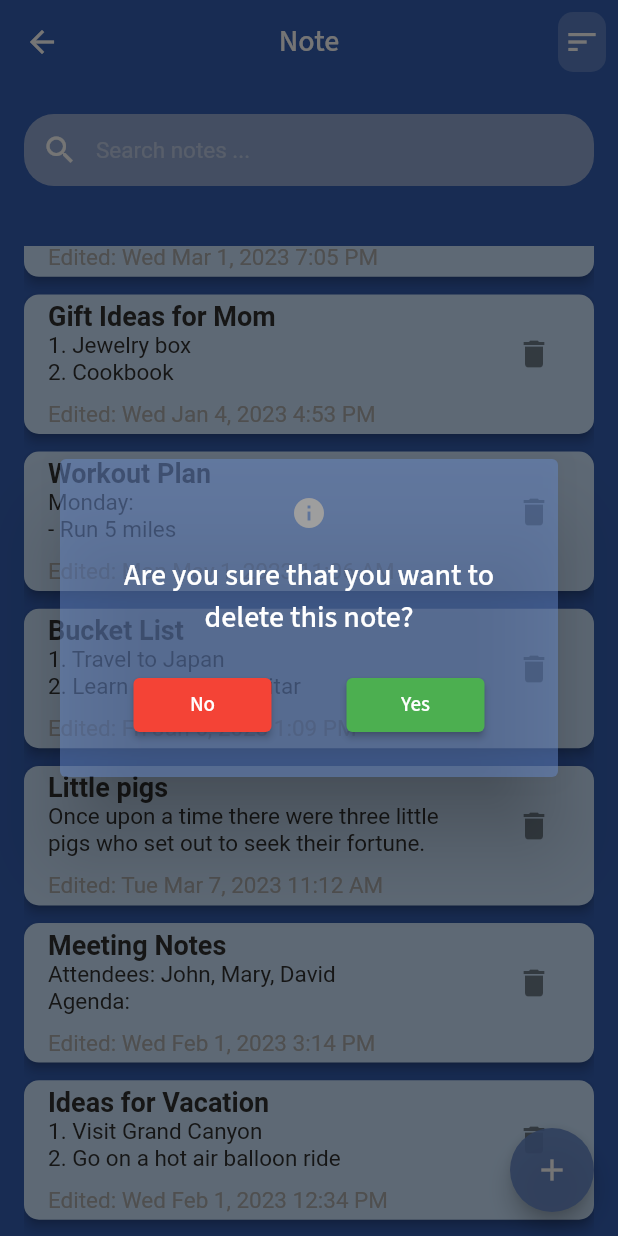
After one commit to ktoan911/Flutter_HedspiLearningApp, a Flutter app: the NoteScreen screen opened by its route, scrolled down 282 dp, after a tap on the "delete" icon, on a phone screen of 412 x 824 dp. The commit adds this screen. Run offline on Flutter 3.47's test engine with Material 2 defaults, Android fonts, the phone set to English and light mode, and no system bars; our stand-ins replace flutter_svg, google_fonts.

Commit message:
add note screen

```diff
--- a/lib/constant.dart
+++ b/lib/Component/constant.dart
@@ -47,3 +47,16 @@
 const String resume_icon = 'assets/icons/resume.svg';
 const String setting_icon = 'assets/icons/setting.svg';
 const String logout_icon = 'assets/icons/logout.svg';
+
+List<Color> backgroundColors = [
+  const Color(0xFFCCE5FF), // light blue
+  const Color(0xFFD7F9E9), // pale green
+  const Color(0xFFFFF8E1), // pale yellow
+  const Color(0xFFF5E6CC), // beige
+  const Color(0xFFFFD6D6), // light pink
+  const Color(0xFFE5E5E5), // light grey
+  const Color(0xFFFFF0F0), // pale pink
+  const Color(0xFFE6F9FF), // pale blue
+  const Color(0xFFD4EDDA), // mint green
+  const Color(0xFFFFF3CD), // pale orange
+];
--- a/lib/Component/custom_btn.dart
+++ b/lib/Component/custom_btn.dart
@@ -1,5 +1,5 @@
 import 'package:flutter/material.dart';
-import 'package:hedspi_learningapp/constant.dart';
+import 'package:hedspi_learningapp/Component/constant.dart';
 
 class DefaultBtn extends StatelessWidget {
   final VoidCallback onPress;
--- /dev/null
+++ b/lib/Note/note_data.dart
@@ -0,0 +1,78 @@
+class Note {
+  int id;
+  String title;
+  String content;
+  DateTime modifiedTime;
+
+  Note({
+    required this.id,
+    required this.title,
+    required this.content,
+    required this.modifiedTime,
+  });
+}
+
+List<Note> sampleNotes = [
+  Note(
+    id: 0,
+    title: 'Like and Subscribe',
+    content:
+        'A FREE way to support the channel is to give us a LIKE . It does not cost you but means a lot to us.\nIf you are new here please Subscribe',
+    modifiedTime: DateTime(2022, 1, 1, 34, 5),
+  ),
+  Note(
+    id: 1,
+    title: 'Recipes to Try',
+    content:
+        '1. Chicken Alfredo\n2. Vegan chili\n3. Spaghetti carbonara\n4. Chocolate lava cake',
+    modifiedTime: DateTime(2022, 1, 1, 34, 5),
+  ),
+  Note(
+    id: 2,
+    title: 'Books to Read',
+    content:
+        '1. To Kill a Mockingbird\n2. 1984\n3. The Great Gatsby\n4. The Catcher in the Rye',
+    modifiedTime: DateTime(2023, 3, 1, 19, 5),
+  ),
+  Note(
+    id: 3,
+    title: 'Gift Ideas for Mom',
+    content: '1. Jewelry box\n2. Cookbook\n3. Scarf\n4. Spa day gift card',
+    modifiedTime: DateTime(2023, 1, 4, 16, 53),
+  ),
+  Note(
+    id: 4,
+    title: 'Workout Plan',
+    content:
+        'Monday:\n- Run 5 miles\n- Yoga class\nTuesday:\n- HIIT circuit training\n- Swimming laps\nWednesday:\n- Rest day\nThursday:\n- Weightlifting\n- Spin class\nFriday:\n- Run 3 miles\n- Pilates class\nSaturday:\n- Hiking\n- Rock climbing',
+    modifiedTime: DateTime(2023, 5, 1, 11, 6),
+  ),
+  Note(
+    id: 5,
+    title: 'Bucket List',
+    content:
+        '1. Travel to Japan\n2. Learn to play the guitar\n3. Write a novel\n4. Run a marathon\n5. Start a business',
+    modifiedTime: DateTime(2023, 1, 6, 13, 9),
+  ),
+  Note(
+    id: 6,
+    title: 'Little pigs',
+    content:
+        "Once upon a time there were three little pigs who set out to seek their fortune.",
+    modifiedTime: DateTime(2023, 3, 7, 11, 12),
+  ),
+  Note(
+    id: 7,
+    title: 'Meeting Notes',
+    content:
+        'Attendees: John, Mary, David\nAgenda:\n- Budget review\n- Project updates\n- Upcoming events',
+    modifiedTime: DateTime(2023, 2, 1, 15, 14),
+  ),
+  Note(
+    id: 8,
+    title: 'Ideas for Vacation',
+    content:
+        '1. Visit Grand Canyon\n2. Go on a hot air balloon ride\n3. Try local cuisine\n4. Attend a concert',
+    modifiedTime: DateTime(2023, 2, 1, 12, 34),
+  ),
+];
--- /dev/null
+++ b/lib/Note/note_screen.dart
@@ -0,0 +1,301 @@
+import 'dart:math';
+
+import 'package:flutter/material.dart';
+import 'package:hedspi_learningapp/Component/constant.dart';
+import 'package:hedspi_learningapp/Note/editNoteScreen.dart';
+import 'package:hedspi_learningapp/Note/note_data.dart';
+import 'package:intl/intl.dart';
+
+class NoteScreen extends StatefulWidget {
+  const NoteScreen({super.key});
+
+  static String routeName = "/notescreeen";
+
+  @override
+  State<NoteScreen> createState() => _NoteScreenState();
+}
+
+class _NoteScreenState extends State<NoteScreen> {
+  List<Note> filterNotes = [];
+  bool sorted = false;
+  @override
+  void initState() {
+    super.initState();
+    filterNotes = sampleNotes;
+  }
+
+  List<Note> sortNotesByModifiedTime(List<Note> notes) {
+    if (sorted) {
+      notes.sort((a, b) => a.modifiedTime.compareTo(b.modifiedTime));
+    } else {
+      notes.sort((b, a) => a.modifiedTime.compareTo(b.modifiedTime));
+    }
+
+    sorted = !sorted;
+
+    return notes;
+  }
+
+  Color getRandomColor() {
+    Random random = Random();
+    return backgroundColors[random.nextInt(backgroundColors.length)];
+  }
+
+  void onSearchTextChanged(String searchText) {
+    setState(() {
+      filterNotes = sampleNotes
+          .where((note) =>
+              (note.title.toLowerCase().contains(searchText.toLowerCase())) ||
+              note.title.toLowerCase().contains(searchText.toLowerCase()))
+          .toList();
+    });
+  }
+
+  void deleteNote(int index) {
+    setState(() {
+      Note note = filterNotes[index];
+      sampleNotes.remove(note);
+      filterNotes.removeAt(index);
+    });
+  }
+
+  @override
+  Widget build(BuildContext context) {
+    return GestureDetector(
+      onTap: () => FocusManager.instance.primaryFocus?.unfocus(),
+      child: Scaffold(
+          appBar: AppBar(
+            title: const Text('Note'),
+            centerTitle: true,
+            actions: [
+              IconButton(
+                onPressed: () {
+                  setState(() {
+                    filterNotes = sortNotesByModifiedTime(filterNotes);
+                  });
+                },
+                icon: Container(
+                  width: 80,
+                  height: 80,
+                  decoration: BoxDecoration(
+                      color: kSecondaryColor.withOpacity(0.8),
+                      borderRadius: BorderRadius.circular(kDefaultPadding / 2)),
+                  child: const Icon(Icons.sort, color: kTextWhiteColor),
+                ),
+              )
+            ],
+          ),
+          body: Padding(
+            padding: const EdgeInsets.fromLTRB(16, 20, 16, 0),
+            child: Column(
+              mainAxisAlignment: MainAxisAlignment.start,
+              // crossAxisAlignment: CrossAxisAlignment.center,
+              children: [
+                Center(
+                  child: SizedBox(
+                    child: TextFormField(
+                        onChanged: onSearchTextChanged,
+                        style: Theme.of(context)
+                            .textTheme
+                            .bodySmall!
+                            .copyWith(color: kTextWhiteColor),
+                        decoration: InputDecoration(
+                          floatingLabelStyle:
+                              const TextStyle(color: kTextWhiteColor),
+                          //labelStyle: const TextStyle(color: kTextWhiteColor),
+                          contentPadding:
+                              const EdgeInsets.symmetric(vertical: 12),
+                          hintText: 'Search notes ...',
+                          hintStyle: Theme.of(context)
+                              .textTheme
+                              .bodySmall!
+                              .copyWith(
+                                  color: kTextWhiteColor.withOpacity(0.4),
+                                  fontWeight: FontWeight.w400),
+                          prefixIcon: const Icon(
+                            Icons.search,
+                            color: kTextWhiteColor,
+                          ),
+                          fillColor: kOtherColor.withOpacity(0.5),
+                          filled: true,
+                          enabledBorder: OutlineInputBorder(
+                            borderSide:
+                                const BorderSide(color: Colors.transparent),
+                            borderRadius:
+                                BorderRadius.circular(kDefaultPadding),
+                          ),
+                          focusedBorder: OutlineInputBorder(
+                            borderSide:
+                                const BorderSide(color: Colors.transparent),
+                            borderRadius:
+                                BorderRadius.circular(kDefaultPadding),
+                          ),
+                        )),
+                  ),
+                ),
+                sizedBox,
+                sizedBox,
+                Expanded(
+                    child: ListView.builder(
+                  physics: const BouncingScrollPhysics(),
+                  //padding: const EdgeInsets.all(kDefaultPadding / 2),
+                  itemCount: filterNotes.length,
+                  itemBuilder: (context, int index) {
+                    return Card(
+                        margin: const EdgeInsets.only(
+                            bottom: kDefaultPadding / 1.7),
+                        color: getRandomColor(),
+                        elevation: 3,
+                        shape: RoundedRectangleBorder(
+                            borderRadius:
+                                BorderRadius.circular(kDefaultPadding / 2)),
+                        child: ListTile(
+                          onTap: () async {
+                            final result = await Navigator.push(
+                              context,
+                              MaterialPageRoute(
+                                builder: (BuildContext context) =>
+                                    EditScreen(note: filterNotes[index]),
+                              ),
+                            );
+                            if (result != null) {
+                              setState(() {
+                                int originalIndex =
+                                    sampleNotes.indexOf(filterNotes[index]);
+
+                                sampleNotes[originalIndex] = Note(
+                                    id: sampleNotes[originalIndex].id,
+                                    title: result[0],
+                                    content: result[1],
+                                    modifiedTime: DateTime.now());
+
+                                filterNotes[index] = Note(
+                                    id: filterNotes[index].id,
+                                    title: result[0],
+                                    content: result[1],
+                                    modifiedTime: DateTime.now());
+                              });
+                            }
+                          },
+                          title: RichText(
+                            maxLines: 3,
+                            overflow: TextOverflow.ellipsis,
+                            text: TextSpan(
+                                text: '${filterNotes[index].title} \n',
+                                style: Theme.of(context)
+                                    .textTheme
+                                    .bodyMedium!
+                                    .copyWith(
+                                        fontWeight: FontWeight.w600,
+                                        color: kTextBlackColor),
+                                children: [
+                                  TextSpan(
+                                      text: filterNotes[index].content,
+                                      style: Theme.of(context)
+                                          .textTheme
+                                          .bodySmall!
+                                          .copyWith(color: kTextBlackColor))
+                                ]),
+                          ),
+                          subtitle: Padding(
+                            padding:
+                                const EdgeInsets.only(top: kDefaultPadding / 2),
+                            child: Text(
+                              'Edited: ${DateFormat('EEE MMM d, yyyy h:mm a').format(filterNotes[index].modifiedTime)}',
+                              style: Theme.of(context)
+                                  .textTheme
+                                  .bodySmall!
+                                  .copyWith(color: kTextLightColor),
+                            ),
+                          ),
+                          trailing: IconButton(
+                            icon: const Icon(Icons.delete),
+                            onPressed: () async {
+                              final result = await popupCheckDelete(context);
+                              if (result != null && result) {
+                                deleteNote(index);
+                              }
+                            },
+                          ),
+                        ));
+                  },
+                ))
+              ],
+            ),
+          ),
+          floatingActionButton: FloatingActionButton(
+            onPressed: () async {
+              final result = await Navigator.push(
+                context,
+                MaterialPageRoute(
+                  builder: (BuildContext context) => const EditScreen(),
+                ),
+              );
+
+              if (result != null) {
+                setState(() {
+                  sampleNotes.add(Note(
+                      id: sampleNotes.length,
+                      title: result[0],
+                      content: result[1],
+                      modifiedTime: DateTime.now()));
+                  filterNotes = sampleNotes;
+                });
+              }
+            },
+            backgroundColor: kSecondaryColor.withOpacity(0.9),
+            child: const Icon(Icons.add),
+          )),
+    );
+  }
+
+  Future<dynamic> popupCheckDelete(BuildContext context) {
+    return showDialog(
+        context: context,
+        builder: (BuildContext context) {
+          return AlertDialog(
+            backgroundColor: kSecondaryColor.withOpacity(0.5),
+            icon: const Icon(
+              Icons.info,
+              color: Colors.grey,
+            ),
+            title: const Text(
+              'Are you sure that you want to delete this note?',
+              style: TextStyle(color: Colors.white),
+            ),
+            content: Row(
+                mainAxisAlignment: MainAxisAlignment.spaceAround,
+                children: [
+                  ElevatedButton(
+                      style:
+                          ElevatedButton.styleFrom(backgroundColor: Colors.red),
+                      onPressed: () {
+                        Navigator.pop(context, false);
+                      },
+                      child: const SizedBox(
+                        width: 60,
+                        child: Text(
+                          'No',
+                          textAlign: TextAlign.center,
+                          style: TextStyle(color: Colors.white),
+                        ),
+                      )),
+                  ElevatedButton(
+                      style: ElevatedButton.styleFrom(
+                          backgroundColor: Colors.green),
+                      onPressed: () {
+                        Navigator.pop(context, true);
+                      },
+                      child: const SizedBox(
+                        width: 60,
+                        child: Text(
+                          'Yes',
+                          textAlign: TextAlign.center,
+                          style: TextStyle(color: Colors.white),
+                        ),
+                      )),
+                ]),
+          );
+        });
+  }
+}
--- a/lib/Screen/Assignment_Screen/assignment_screen.dart
+++ b/lib/Screen/Assignment_Screen/assignment_screen.dart
@@ -1,6 +1,6 @@
 import 'package:flutter/material.dart';
 import 'package:hedspi_learningapp/AppData.dart';
-import 'package:hedspi_learningapp/constant.dart';
+import 'package:hedspi_learningapp/Component/constant.dart';
 
 class AssignmentScreen extends StatelessWidget {
   const AssignmentScreen({Key? key}) : super(key: key);
--- a/lib/Screen/LoginScreen/login_screen.dart
+++ b/lib/Screen/LoginScreen/login_screen.dart
@@ -1,7 +1,7 @@
 import 'package:flutter/material.dart';
 import 'package:hedspi_learningapp/Component/custom_btn.dart';
 import 'package:hedspi_learningapp/Screen/home_screen/home_screen.dart';
-import 'package:hedspi_learningapp/constant.dart';
+import 'package:hedspi_learningapp/Component/constant.dart';
 
 late bool _passwordInVisible;
 
--- a/lib/Screen/Splash/splash_screen.dart
+++ b/lib/Screen/Splash/splash_screen.dart
@@ -1,7 +1,7 @@
 import 'package:flutter/material.dart';
 import 'package:hedspi_learningapp/Screen/LoginScreen/login_screen.dart';
 // ignore: unused_import
-import 'package:hedspi_learningapp/constant.dart';
+import 'package:hedspi_learningapp/Component/constant.dart';
 
 class SplashScreen extends StatefulWidget {
   const SplashScreen({Key? key}) : super(key: key);
--- a/lib/Screen/Student_Profile/student_proffile.dart
+++ b/lib/Screen/Student_Profile/student_proffile.dart
@@ -1,6 +1,6 @@
 import 'package:flutter/material.dart';
 import 'package:hedspi_learningapp/AppData.dart';
-import 'package:hedspi_learningapp/constant.dart';
+import 'package:hedspi_learningapp/Component/constant.dart';
 
 class StudentProfile extends StatelessWidget {
   const StudentProfile({super.key});
--- a/lib/Screen/home_screen/Widget/Student_Data.dart
+++ b/lib/Screen/home_screen/Widget/Student_Data.dart
@@ -1,6 +1,6 @@
 import 'package:flutter/material.dart';
 import 'package:hedspi_learningapp/Screen/Student_Profile/student_proffile.dart';
-import 'package:hedspi_learningapp/constant.dart';
+import 'package:hedspi_learningapp/Component/constant.dart';
 
 class StudentName extends StatelessWidget {
   const StudentName({
--- a/lib/Screen/home_screen/home_screen.dart
+++ b/lib/Screen/home_screen/home_screen.dart
@@ -1,10 +1,11 @@
 import 'package:flutter/material.dart';
 import 'package:flutter_svg/flutter_svg.dart';
 import 'package:hedspi_learningapp/AppData.dart';
+import 'package:hedspi_learningapp/Note/note_screen.dart';
 import 'package:hedspi_learningapp/Screen/Assignment_Screen/assignment_screen.dart';
 import 'package:hedspi_learningapp/Screen/LoginScreen/login_screen.dart';
 import 'package:hedspi_learningapp/Screen/home_screen/Widget/Student_Data.dart';
-import 'package:hedspi_learningapp/constant.dart';
+import 'package:hedspi_learningapp/Component/constant.dart';
 import 'package:url_launcher/url_launcher.dart';
 
 class HomeScreen extends StatelessWidget {
@@ -115,8 +116,13 @@ class HomeScreen extends StatelessWidget {
                                 },
                                 icon: resume_icon,
                                 title: 'Resume'),
-                            const HomeOptionSelect(
-                                onPress: null, icon: note_icon, title: 'Note'),
+                            HomeOptionSelect(
+                                onPress: () {
+                                  Navigator.pushNamed(
+                                      context, NoteScreen.routeName);
+                                },
+                                icon: note_icon,
+                                title: 'Note'),
                           ],
                         ),
                         const SizeBoxOpt(high: kDefaultPadding / 2),
--- a/lib/main.dart
+++ b/lib/main.dart
@@ -1,6 +1,6 @@
 import 'package:flutter/material.dart';
 import 'package:hedspi_learningapp/Screen/Splash/splash_screen.dart';
-import 'package:hedspi_learningapp/constant.dart';
+import 'package:hedspi_learningapp/Component/constant.dart';
 import 'package:hedspi_learningapp/routes.dart';
 import 'package:google_fonts/google_fonts.dart';
 
--- a/lib/routes.dart
+++ b/lib/routes.dart
@@ -1,4 +1,5 @@
 import 'package:flutter/material.dart';
+import 'package:hedspi_learningapp/Note/note_screen.dart';
 import 'package:hedspi_learningapp/Screen/Assignment_Screen/assignment_screen.dart';
 import 'package:hedspi_learningapp/Screen/LoginScreen/login_screen.dart';
 import 'package:hedspi_learningapp/Screen/Student_Profile/student_proffile.dart';
@@ -12,4 +13,5 @@ Map<String, WidgetBuilder> routes = {
   HomeScreen.routeName: (context) => const HomeScreen(),
   AssignmentScreen.routeName: (context) => const AssignmentScreen(),
   StudentProfile.routeName: (context) => const StudentProfile(),
+  NoteScreen.routeName: (context) => const NoteScreen(),
 };
--- a/pubspec.yaml
+++ b/pubspec.yaml
@@ -38,6 +38,7 @@ dependencies:
   google_fonts: ^4.0.4
   flutter_svg: ^0.22.0
   url_launcher: ^6.2.1
+  intl: ^0.18.1
 
 dev_dependencies:
   flutter_test:
```
Also changed, not shown: lib/Note/editNoteScreen.dart (added, +102 -0 lines), pubspec.lock.
